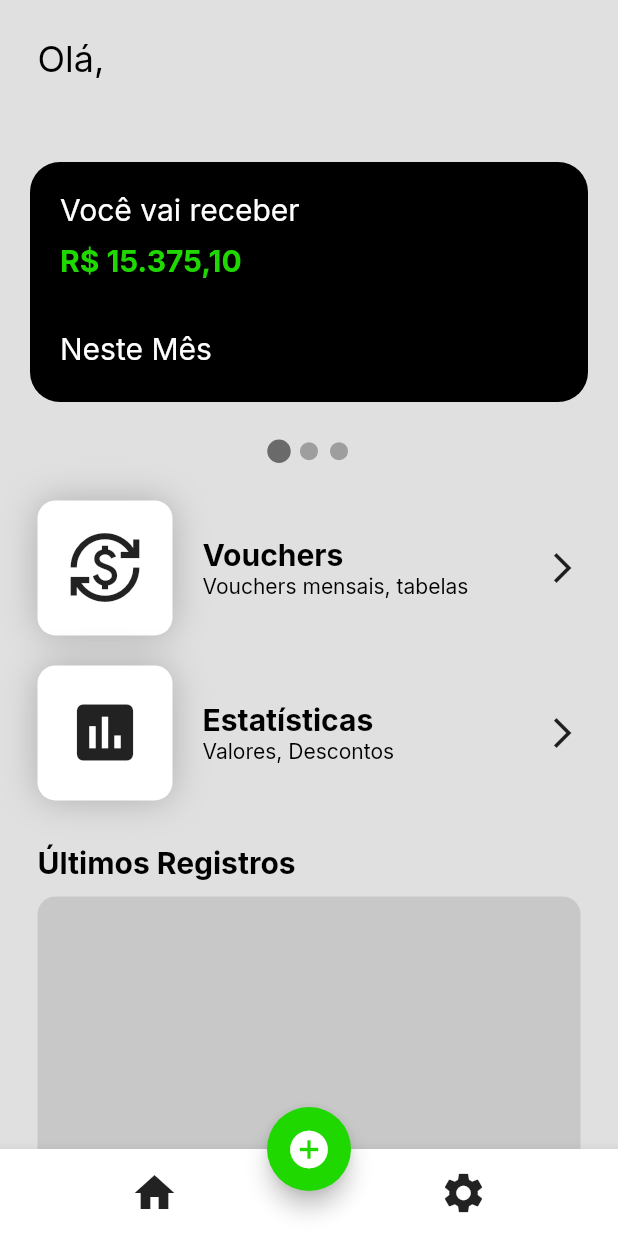
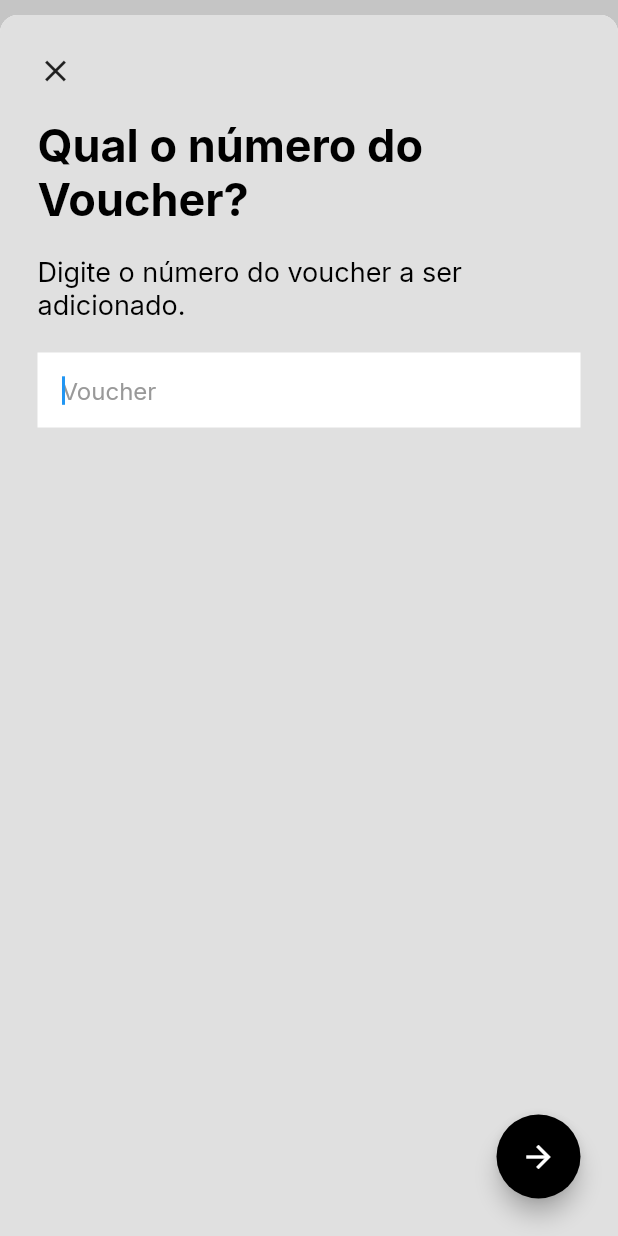
Before and after one commit to marciogabrielsf/Voucher-Crud-App, a Flutter app: the HomeScreen screen opened directly, after a tap on the "add circle" icon, on a phone screen of 412 x 824 dp. Run offline on Flutter 3.47's test engine with Material 2 defaults, Android fonts, the phone set to English and light mode, and no system bars; drawn by our look-alikes of smooth_page_indicator; our stand-ins replace currency_text_input_formatter, mask_text_input_formatter, modal_bottom_sheet, shared_preferences; accounts and stored records are empty.

Commit message:
Added Multi-step add voucher modal UI

```diff
--- a/lib/api/checkToken.dart
+++ b/lib/api/checkToken.dart
@@ -19,7 +19,7 @@ Future<void> checkToken(BuildContext context) async {
 
   try {
     var response = await http.get(url,
-        headers: {"authorization": "$token"}).timeout(Duration(seconds: 10));
+        headers: {"authorization": "$token"}).timeout(Duration(seconds: 15));
 
     if (response.statusCode == 200) {
       userProvider.setUser(response.body);
--- a/lib/api/fetchLogin.dart
+++ b/lib/api/fetchLogin.dart
@@ -43,7 +43,6 @@ Future<void> login(String email, String senha, BuildContext context) async {
           backgroundColor: Colors.red,
         ),
       );
-      print(jsonDecode(response.body));
     }
   } on TimeoutException catch (_) {
     ScaffoldMessenger.of(context).showSnackBar(
--- a/lib/screens/signUp/Components/customInput.dart
+++ b/lib/components/customInput.dart
@@ -1,7 +1,7 @@
 import 'package:flutter/material.dart';
 import 'package:flutter/services.dart';
 
-import '../../../constants.dart';
+import '../constants.dart';
 
 class CustomInput extends StatelessWidget {
   final Color? textColor;
@@ -9,7 +9,8 @@ class CustomInput extends StatelessWidget {
   final String? placeholder;
   final Color? backgroundColor;
   final bool? obscureText;
-  final TextEditingController controller;
+  final bool? autofocus;
+  final TextEditingController? controller;
   final TextInputType? keyboardType;
   final List<TextInputFormatter>? inputFormatters;
   final String? Function(String?)? validator;
@@ -21,10 +22,11 @@ class CustomInput extends StatelessWidget {
     this.placeholder,
     this.placeholderColor,
     this.obscureText,
-    required this.controller,
+    this.controller,
     this.keyboardType,
     this.inputFormatters,
     this.validator,
+    this.autofocus,
   }) : super(key: key);
 
   @override
@@ -37,6 +39,7 @@ class CustomInput extends StatelessWidget {
       child: Padding(
         padding: const EdgeInsets.symmetric(horizontal: 15),
         child: TextFormField(
+          autofocus: autofocus ?? false,
           validator: validator,
           inputFormatters: inputFormatters,
           keyboardType: keyboardType,
--- /dev/null
+++ b/lib/modals/addVoucherModal/addVoucherModal.dart
@@ -0,0 +1,22 @@
+import 'package:flutter/cupertino.dart';
+import 'package:flutter/material.dart';
+import 'package:flutter_test_project/modals/addVoucherModal/steps/step1.dart';
+
+class AddVoucherModal extends StatelessWidget {
+  const AddVoucherModal({super.key});
+
+  @override
+  Widget build(BuildContext firstContext) {
+    return Material(
+      child: Navigator(
+        onGenerateRoute: (_) => CupertinoPageRoute(
+          builder: (builderContext) => Builder(
+            builder: (context) => Scaffold(
+              body: VoucherStep1(firstContext: firstContext),
+            ),
+          ),
+        ),
+      ),
+    );
+  }
+}
--- /dev/null
+++ b/lib/modals/addVoucherModal/steps/step1.dart
@@ -0,0 +1,97 @@
+import 'package:flutter/cupertino.dart';
+import 'package:flutter/material.dart';
+import 'package:flutter_test_project/modals/addVoucherModal/steps/step2.dart';
+
+import '../../../components/customInput.dart';
+import '../../../constants.dart';
+
+class VoucherStep1 extends StatefulWidget {
+  VoucherStep1({super.key, required this.firstContext});
+  final BuildContext firstContext;
+
+  @override
+  State<VoucherStep1> createState() => _VoucherStep1State();
+}
+
+class _VoucherStep1State extends State<VoucherStep1> {
+  final _voucherNumberController = TextEditingController();
+
+  @override
+  Widget build(BuildContext context) {
+    return SafeArea(
+      child: Padding(
+        padding: const EdgeInsets.all(25.0),
+        child: Form(
+          child: Column(
+            mainAxisAlignment: MainAxisAlignment.spaceBetween,
+            children: [
+              Column(
+                crossAxisAlignment: CrossAxisAlignment.start,
+                children: [
+                  GestureDetector(
+                    child: Icon(Icons.close),
+                    onTap: () {
+                      Navigator.pop(widget.firstContext);
+                    },
+                  ),
+                  SizedBox(
+                    height: 20,
+                  ),
+                  Text(
+                    "Qual o número do",
+                    style: TextStyle(fontSize: 30, fontWeight: FontWeight.bold),
+                  ),
+                  Text(
+                    "Voucher?",
+                    style: TextStyle(fontSize: 30, fontWeight: FontWeight.bold),
+                  ),
+                  SizedBox(
+                    height: 20,
+                  ),
+                  Text(
+                    "Digite o número do voucher a ser",
+                    style: TextStyle(fontSize: 18),
+                  ),
+                  Text(
+                    "adicionado.",
+                    style: TextStyle(fontSize: 18),
+                  ),
+                  SizedBox(
+                    height: 20,
+                  ),
+                  CustomInput(
+                    controller: _voucherNumberController,
+                    keyboardType: TextInputType.number,
+                    placeholder: 'Voucher',
+                    autofocus: true,
+                  ),
+                ],
+              ),
+              Row(
+                mainAxisAlignment: MainAxisAlignment.end,
+                children: [
+                  FloatingActionButton(
+                    heroTag: "Step1",
+                    onPressed: () {
+                      Navigator.push(
+                        context,
+                        CupertinoPageRoute(
+                          builder: (context) => VoucherStep2(),
+                        ),
+                      );
+                    },
+                    backgroundColor: kPrimaryColor,
+                    child: Icon(Icons.arrow_forward),
+                  ),
+                  SizedBox(
+                    height: 40,
+                  )
+                ],
+              ),
+            ],
+          ),
+        ),
+      ),
+    );
+  }
+}
--- a/lib/screens/home/HomeScreen.dart
+++ b/lib/screens/home/HomeScreen.dart
@@ -1,6 +1,9 @@
+import 'package:flutter/cupertino.dart';
 import 'package:flutter/material.dart';
 import 'package:flutter_test_project/components/defaultNavigationBar.dart';
+import 'package:flutter_test_project/modals/addVoucherModal/addVoucherModal.dart';
 import 'package:flutter_test_project/screens/home/components/homeBody.dart';
+import 'package:modal_bottom_sheet/modal_bottom_sheet.dart';
 
 class HomeScreen extends StatelessWidget {
   const HomeScreen({super.key});
@@ -11,7 +14,14 @@ class HomeScreen extends StatelessWidget {
       body: HomeBody(),
       floatingActionButton: FloatingActionButton(
         backgroundColor: Color(0xFF1ED800),
-        onPressed: () {},
+        onPressed: () {
+          showCupertinoModalBottomSheet(
+              isDismissible: false,
+              enableDrag: false,
+              expand: true,
+              context: context,
+              builder: (context) => AddVoucherModal());
+        },
         child: Icon(Icons.add_circle, size: 30),
       ),
       floatingActionButtonLocation: FloatingActionButtonLocation.centerDocked,
--- a/lib/screens/home/components/homeBody.dart
+++ b/lib/screens/home/components/homeBody.dart
@@ -1,5 +1,6 @@
 // packages
 import 'package:flutter/material.dart';
+import 'package:flutter_test_project/modals/addVoucherModal/addVoucherModal.dart';
 
 // components
 
@@ -7,6 +8,7 @@ import 'package:flutter_test_project/screens/home/components/util/buttonWithLabe
 import 'package:flutter_test_project/screens/home/components/util/cardWidget.dart';
 import 'package:flutter_test_project/screens/home/components/util/lastAdded.dart';
 import 'package:flutter_test_project/screens/loading/loadingScreen.dart';
+import 'package:flutter_test_project/screens/login/loginScreen.dart';
 import 'package:smooth_page_indicator/smooth_page_indicator.dart';
 
 // functions
@@ -56,7 +58,7 @@ class _HomeBodyState extends State<HomeBody> {
                         Navigator.pushReplacement(
                           context,
                           MaterialPageRoute(
-                            builder: (context) => LoadingScreen(),
+                            builder: (context) => LoginScreen(),
                           ),
                         );
                       },
@@ -75,7 +77,7 @@ class _HomeBodyState extends State<HomeBody> {
               controller: _pageController,
               children: [
                 CardWidget(
-                  balance: "R\$ 15.375,10",
+                  balance: "R\$ 15.430,10",
                   color: Color(0xFF1ED800),
                   month: "Neste Mês",
                 ),
--- a/lib/screens/signUp/Components/signUpBody.dart
+++ b/lib/screens/signUp/Components/signUpBody.dart
@@ -2,7 +2,7 @@ import 'package:flutter/cupertino.dart';
 import 'package:flutter/material.dart';
 import 'package:flutter_test_project/api/signUpUser.dart';
 import 'package:flutter_test_project/constants.dart';
-import 'package:flutter_test_project/screens/signUp/Components/customInput.dart';
+import 'package:flutter_test_project/components/customInput.dart';
 import 'package:mask_text_input_formatter/mask_text_input_formatter.dart';
 
 class Body extends StatefulWidget {
--- a/pubspec.yaml
+++ b/pubspec.yaml
@@ -16,6 +16,8 @@ dependencies:
   cupertino_icons: ^1.0.2
   provider: ^6.0.4
   mask_text_input_formatter: ^2.4.0
+  currency_text_input_formatter: ^2.1.7
+  modal_bottom_sheet: ^2.1.2
 
 dev_dependencies:
   flutter_test:
```
Also changed, not shown: lib/modals/addVoucherModal/steps/step2.dart (added, +96 -0 lines), lib/modals/addVoucherModal/steps/step3.dart (added, +101 -0 lines), lib/modals/addVoucherModal/steps/step4.dart (added, +91 -0 lines), lib/models/voucher.dart (deleted), pubspec.lock.
